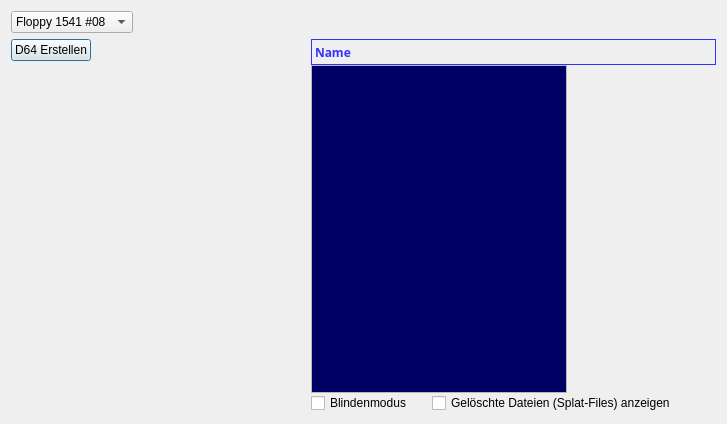
The window that src/floppy_window.ui (ThKattanek/emu64) describes before a commit, drawn with Qt 5.
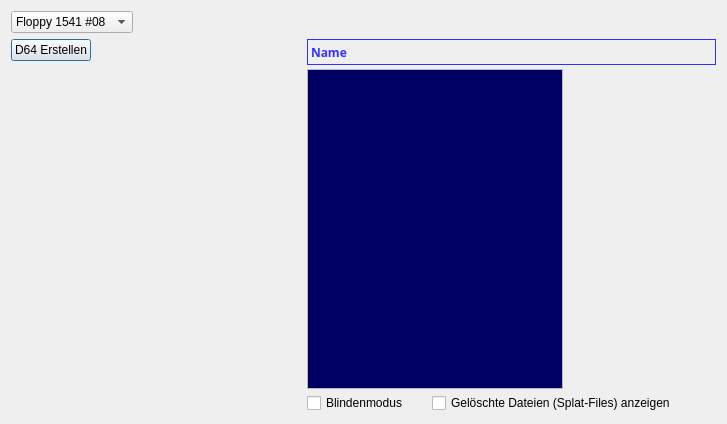
The same window after the commit. Custom widgets are drawn as their Qt base class.

Commit message: fixed floppy window layout

```diff
--- a/src/floppy_window.ui
+++ b/src/floppy_window.ui
@@ -13,7 +13,6 @@
   <property name="font">
    <font>
     <family>Arial</family>
-    <weight>50</weight>
     <bold>false</bold>
    </font>
   </property>
@@ -68,7 +67,7 @@
    <item>
     <layout class="QHBoxLayout" name="horizontalLayout_4">
      <property name="spacing">
-      <number>0</number>
+      <number>4</number>
      </property>
      <item>
       <layout class="QVBoxLayout" name="verticalLayout_3">
@@ -167,7 +166,6 @@
            <property name="font">
             <font>
              <family>Noto Sans</family>
-             <weight>75</weight>
              <bold>true</bold>
             </font>
            </property>
```
